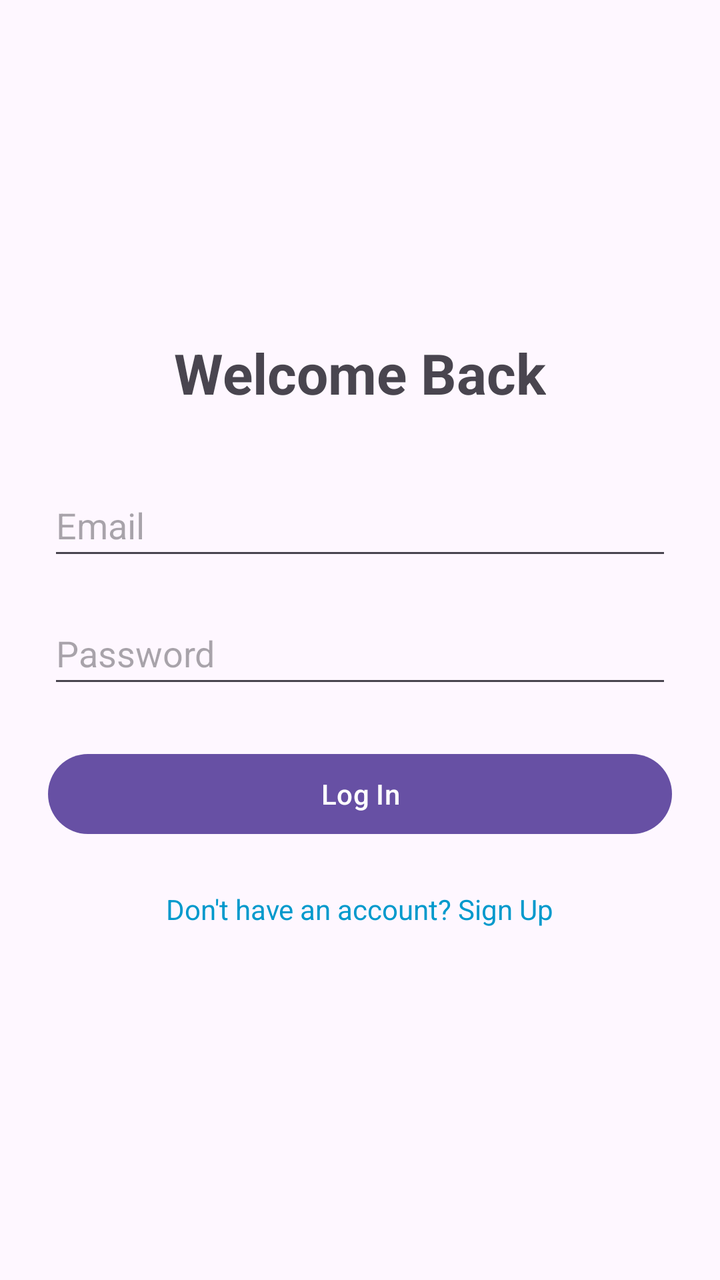
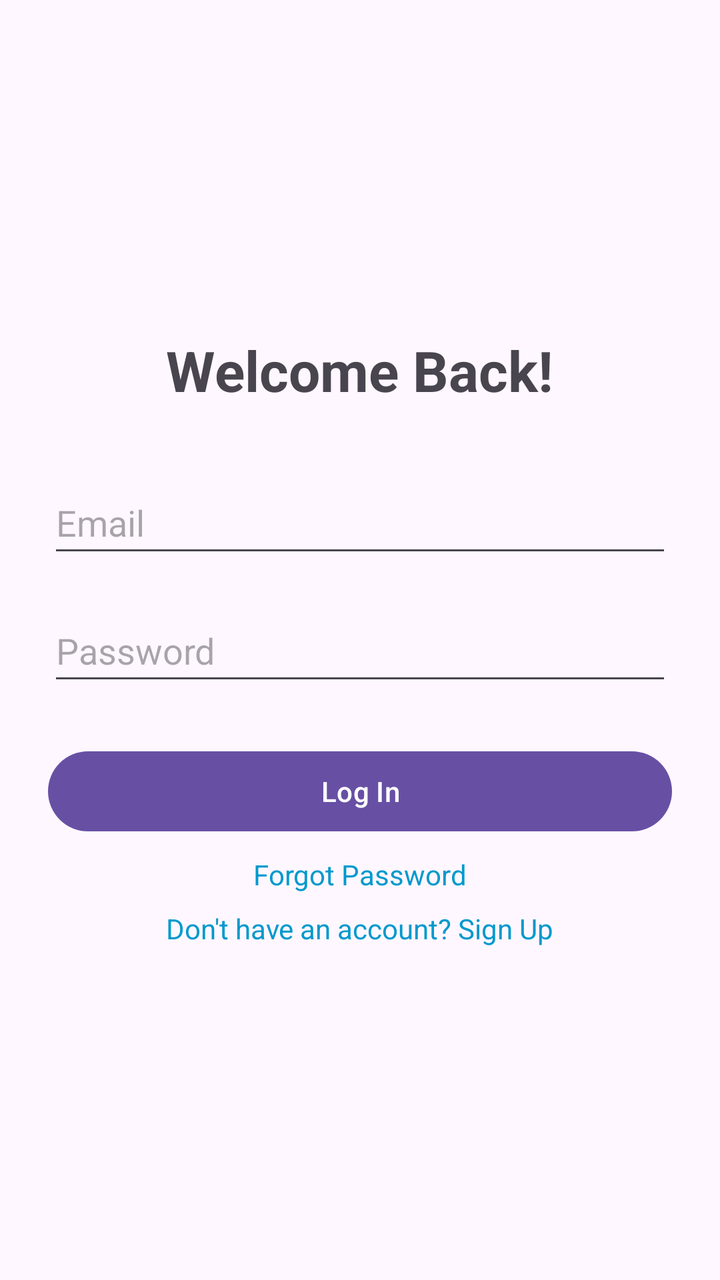

The first picture is an Android layout as it rendered before a commit; the second is the same layout after the commit. The layout source and the unified diff follow.
<!-- AndroidManifest.xml: application theme Theme.CMPT276Group2 -->
<!-- res/layout/activity_login.xml -->
<?xml version="1.0" encoding="utf-8"?>
<LinearLayout xmlns:android="http://schemas.android.com/apk/res/android"
    android:layout_width="match_parent"
    android:layout_height="match_parent"
    android:orientation="vertical"
    android:padding="24dp"
    android:gravity="center">

    <TextView
        android:layout_width="wrap_content"
        android:layout_height="wrap_content"
        android:text="Welcome Back"
        android:textSize="28sp"
        android:textStyle="bold"
        android:layout_marginBottom="32dp"/>

    <EditText
        android:id="@+id/loginEmailField"
        android:layout_width="match_parent"
        android:layout_height="wrap_content"
        android:hint="Email"
        android:inputType="textEmailAddress"
        android:minHeight="48dp"
        android:layout_marginBottom="16dp"/>

    <EditText
        android:id="@+id/loginPasswordField"
        android:layout_width="match_parent"
        android:layout_height="wrap_content"
        android:hint="Password"
        android:inputType="textPassword"
        android:minHeight="48dp"
        android:layout_marginBottom="24dp"/>

    <Button
        android:id="@+id/loginButton"
        android:layout_width="match_parent"
        android:layout_height="wrap_content"
        android:text="Log In"
        android:minHeight="48dp"
        android:layout_marginBottom="16dp"/>

    <TextView
        android:id="@+id/goToSignUpText"
        android:layout_width="wrap_content"
        android:layout_height="wrap_content"
        android:text="Don't have an account? Sign Up"
        android:textColor="@android:color/holo_blue_dark"
        android:padding="8dp"/>

</LinearLayout>
<!-- resources referenced by this layout -->
<resources>
  <style name="Theme.CMPT276Group2" parent="Base.Theme.CMPT276Group2" />
  <style name="Base.Theme.CMPT276Group2" parent="Theme.Material3.DayNight.NoActionBar">
          
          
      </style>
</resources>

<!-- the commit's change to res/layout/activity_login.xml (unified diff, before → after) -->
@@ -9,7 +9,7 @@
     <TextView
         android:layout_width="wrap_content"
         android:layout_height="wrap_content"
-        android:text="Welcome Back"
+        android:text="Welcome Back!"
         android:textSize="28sp"
         android:textStyle="bold"
         android:layout_marginBottom="32dp"/>
@@ -37,15 +37,21 @@
         android:layout_width="match_parent"
         android:layout_height="wrap_content"
         android:text="Log In"
-        android:minHeight="48dp"
-        android:layout_marginBottom="16dp"/>
+        android:minHeight="48dp" />
+
+    <TextView
+        android:id="@+id/forgotPassword"
+        android:layout_width="wrap_content"
+        android:layout_height="wrap_content"
+        android:text="Forgot Password"
+        android:textColor="@android:color/holo_blue_dark"
+        android:padding="8dp" />
 
     <TextView
         android:id="@+id/goToSignUpText"
         android:layout_width="wrap_content"
         android:layout_height="wrap_content"
         android:text="Don't have an account? Sign Up"
-        android:textColor="@android:color/holo_blue_dark"
-        android:padding="8dp"/>
+        android:textColor="@android:color/holo_blue_dark" />
 
 </LinearLayout>
